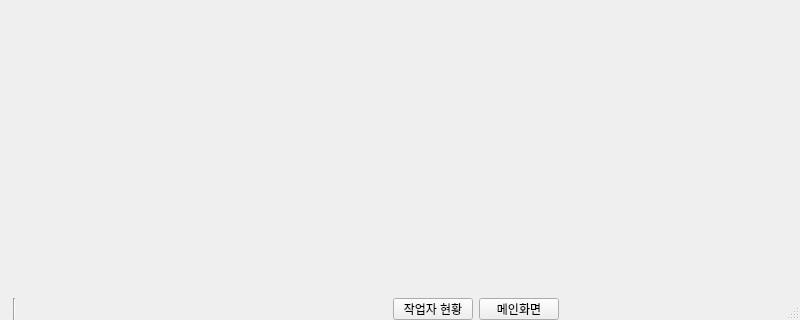
This is ui/main_window.ui in Glen-Lee-glitch/new_viewer as Qt 5 draws it before an edit; both pictures show x 0 to 800 and y 480 to 800 of the 800 by 800 pixel window. The edited form follows.
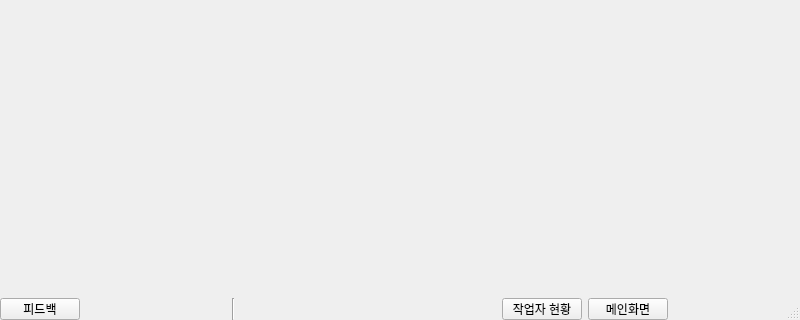
This is the edited form.

Commit message:
feat(ui): 피드백 버튼 추가
- 추후 기능 구현 예정

```diff
--- a/ui/main_window.ui
+++ b/ui/main_window.ui
@@ -121,6 +121,26 @@
      </property>
      <item>
       <layout class="QHBoxLayout" name="horizontalLayout">
+       <item>
+        <widget class="QPushButton" name="pushButton">
+         <property name="text">
+          <string>피드백</string>
+         </property>
+        </widget>
+       </item>
+       <item>
+        <spacer name="horizontalSpacer_2">
+         <property name="orientation">
+          <enum>Qt::Orientation::Horizontal</enum>
+         </property>
+         <property name="sizeHint" stdset="0">
+          <size>
+           <width>40</width>
+           <height>20</height>
+          </size>
+         </property>
+        </spacer>
+       </item>
        <item>
         <widget class="QLabel" name="database_updated_time_label">
          <property name="text">
```
Left out of the diff: 3 changed lines with no effect on the pictures.
